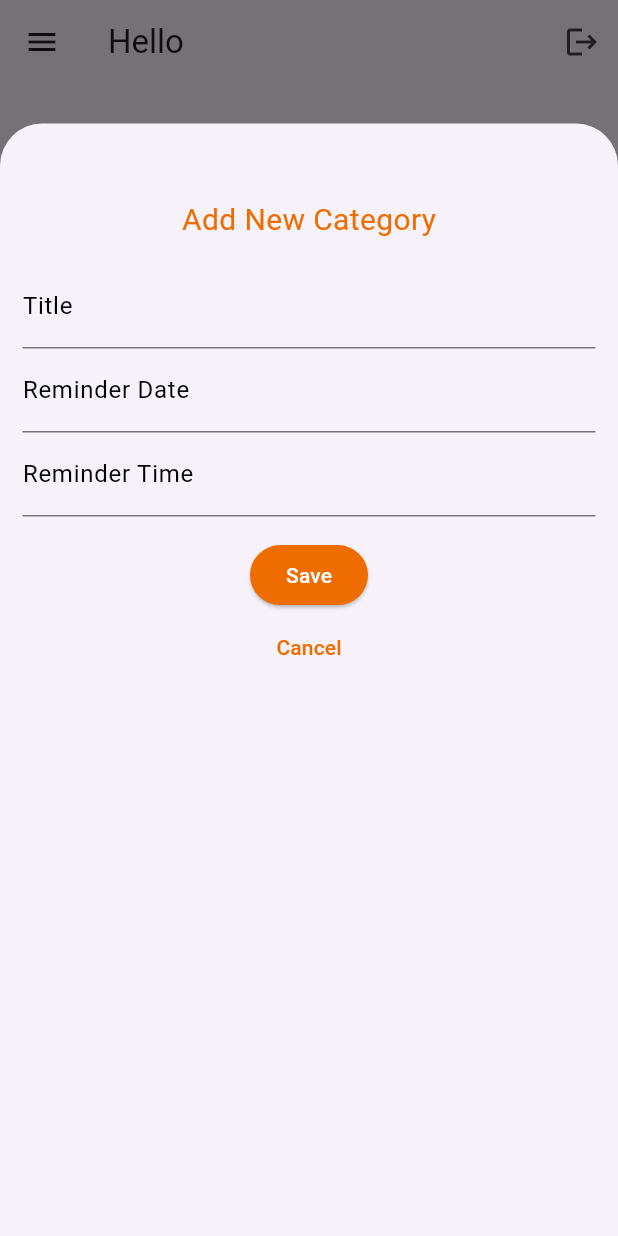
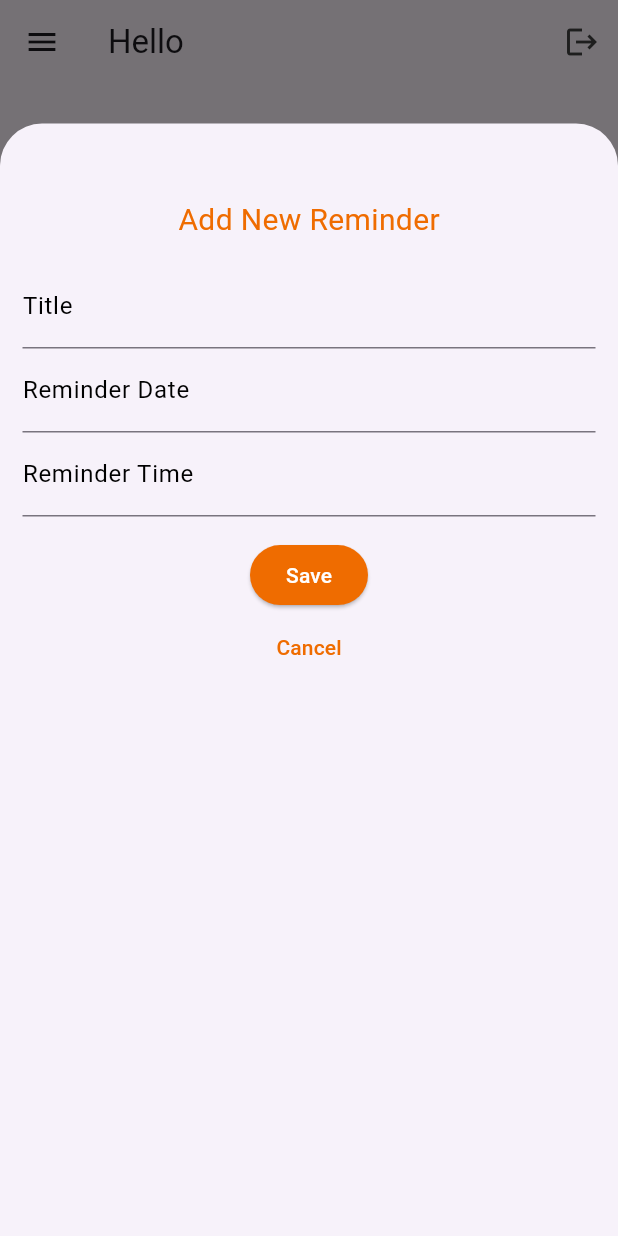
Before and after one commit to cyberneticstvm/payment_tracker, a Flutter app: the screen it shows once a user with an empty profile is signed in, after a tap on "Add Reminder", on a phone screen of 412 x 824 dp. Run offline on Flutter 3.47's test engine with Material 3 defaults, Android fonts, the light colour scheme and no system bars; our stand-ins replace awesome_notifications, cloud_firestore, firebase_auth, firebase_core, flutter_riverpod, page_transition and 1 more; missing offline and left inert: cron; accounts and stored records are empty; statements that could not run were skipped.

Commit message:
small updates

```diff
--- a/lib/main.dart
+++ b/lib/main.dart
@@ -20,6 +20,7 @@ void main() async {
       channelDescription: 'Payment Tracker Reminder',
       ledColor: Colors.orange.shade800,
       enableVibration: true,
+      importance: NotificationImportance.High,
     ),
   ]);
   runApp(
--- a/lib/widgets/home.dart
+++ b/lib/widgets/home.dart
@@ -150,7 +150,9 @@ class _HomeState extends ConsumerState<Home> {
                   height: 50,
                 ),
                 Text(
-                  'Add New Category',
+                  (type == 'category')
+                      ? 'Add New Category'
+                      : 'Add New Reminder',
                   style: TextStyle(
                     color: Colors.orange.shade800,
                     fontSize: 20,
```
Also changed, not shown: 1 other file.
